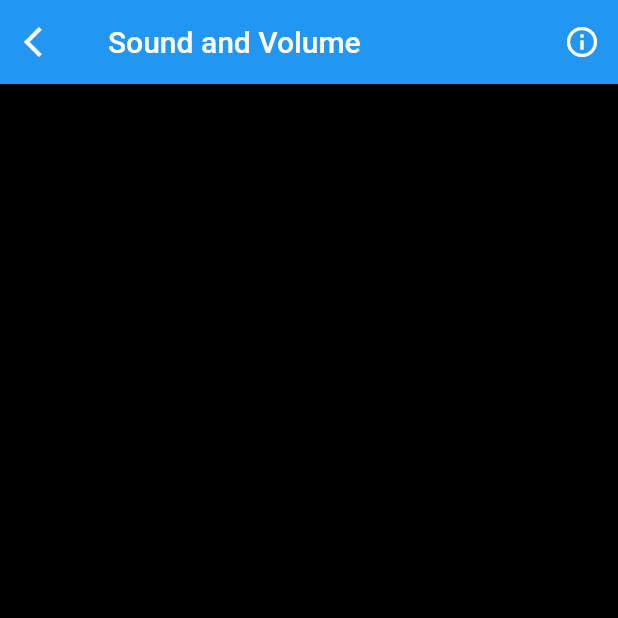
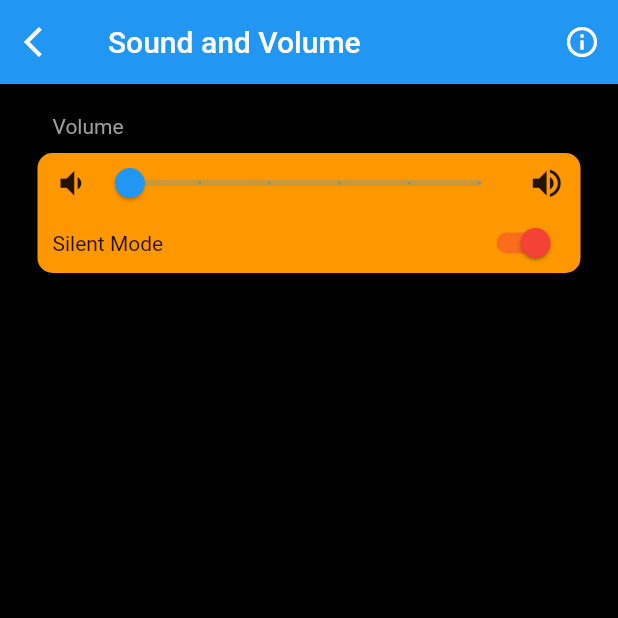
Before and after one commit to TaneHerbert/MyWatchApp, a Flutter app: the SoundAndVolume screen opened directly, on a phone screen of 412 x 824 dp, the top half of it. Run offline on Flutter 3.47's test engine with Material 2 defaults, Android fonts, the phone set to English and light mode, and no system bars; our stand-ins replace carousel_slider, flutter_blue; missing offline and left inert: dart:ffi.

Commit message:
Sound and volume page started

```diff
--- a/lib/soundAndVolume.dart
+++ b/lib/soundAndVolume.dart
@@ -1,7 +1,15 @@
 import 'package:flutter/material.dart';
 
-class SoundAndVolume extends StatelessWidget {
+class SoundAndVolume extends StatefulWidget {
   const SoundAndVolume({super.key});
+
+  @override
+  State<SoundAndVolume> createState() => _SoundAndVolumeState();
+}
+
+class _SoundAndVolumeState extends State<SoundAndVolume> {
+  double _currentSliderValue = 0.0;
+  bool light = true;
 
   @override
   Widget build(BuildContext context) {
@@ -24,6 +32,88 @@ class SoundAndVolume extends StatelessWidget {
           ),
         ],
       ),
+      body: Padding(
+        padding: const EdgeInsets.only(left: 25, top: 10, right: 25),
+        child: Column(
+          crossAxisAlignment: CrossAxisAlignment.start,
+          children: [
+            const Padding(
+              padding:
+                  EdgeInsets.only(left: 10, right: 10, top: 10, bottom: 10),
+              child: Text(
+                "Volume",
+                style: TextStyle(
+                  color: Colors.grey,
+                ),
+              ),
+            ),
+            Container(
+              width: double.infinity,
+              decoration: BoxDecoration(
+                color: Colors.orange,
+                borderRadius: BorderRadius.circular(10),
+              ),
+              child: Padding(
+                padding: const EdgeInsets.only(left: 10, right: 10),
+                child: Column(
+                  children: [
+                    SizedBox(
+                      height: 40,
+                      child: Row(
+                        mainAxisAlignment: MainAxisAlignment.spaceBetween,
+                        children: [
+                          const Flexible(
+                            flex: 1,
+                            child: Icon(Icons.volume_down, size: 25),
+                          ),
+                          Flexible(
+                            flex: 15,
+                            child: Slider(
+                              value: _currentSliderValue,
+                              max: 100,
+                              divisions: 5,
+                              label: _currentSliderValue.round().toString(),
+                              onChanged: (double value) {
+                                setState(() {
+                                  _currentSliderValue = value;
+                                });
+                              },
+                            ),
+                          ),
+                          const Flexible(
+                            flex: 2,
+                            child: Icon(Icons.volume_up, size: 25),
+                          ),
+                        ],
+                      ),
+                    ),
+                    SizedBox(
+                      height: 40,
+                      child: Row(
+                        mainAxisAlignment: MainAxisAlignment.spaceBetween,
+                        children: [
+                          const Text("Silent Mode"),
+                          Switch(
+                            // This bool value toggles the switch.
+                            value: light,
+                            activeColor: Colors.red,
+                            onChanged: (bool value) {
+                              // This is called when the user toggles the switch.
+                              setState(() {
+                                light = value;
+                              });
+                            },
+                          ),
+                        ],
+                      ),
+                    ),
+                  ],
+                ),
+              ),
+            ),
+          ],
+        ),
+      ),
     );
   }
 }
```
